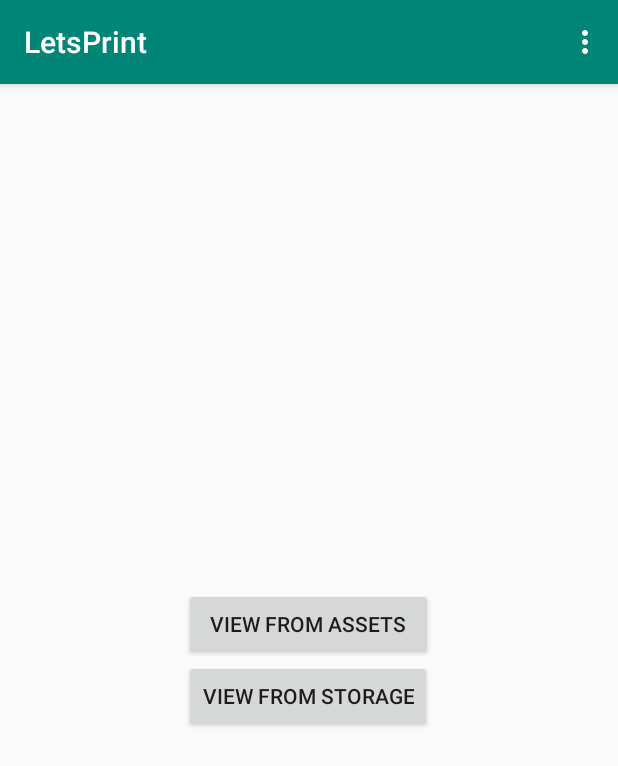
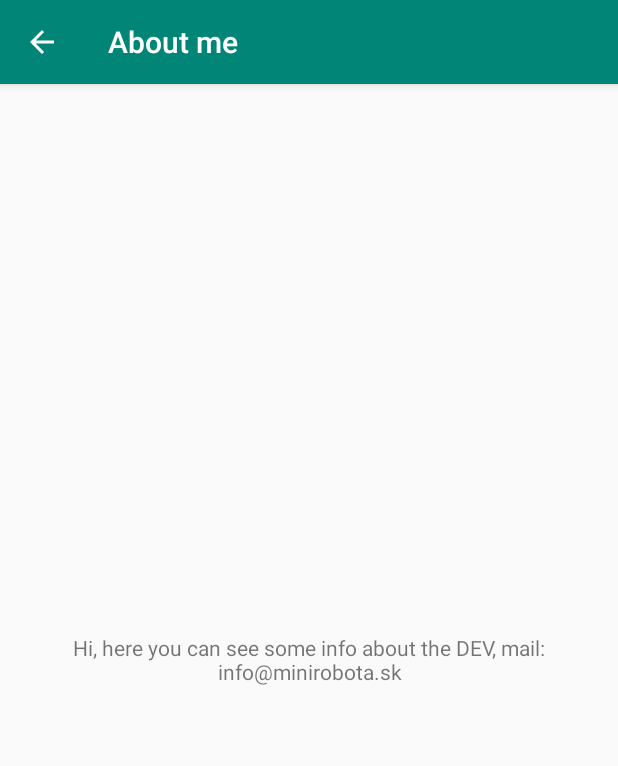
Before and after one commit to mincaeuro/LetsPrint, an Android app: the screen it shows after launch (MainActivity before the commit, AboutActivity after it), in the options menu, after a tap on "About", on a phone screen of 412 x 824 dp. Shown: the top 766 px of the screen. Run offline under Robolectric (Android 15) with nearby library versions, the phone set to English and light mode, and no system bars; libraries missing offline, so code that uses them is left out: com.karumi.dexter; 1 statement that could not run was skipped.

Commit message:
added about page and back arrows

```diff
--- a/app/src/main/AndroidManifest.xml
+++ b/app/src/main/AndroidManifest.xml
@@ -3,7 +3,6 @@
           package="com.example.letsprint">
 
     <uses-permission android:name="android.permission.INTERNET"/>
-
     <uses-permission android:name="android.permission.WRITE_EXTERNAL_STORAGE"/>
     <uses-permission android:name="android.permission.READ_EXTERNAL_STORAGE"/>
     <uses-permission android:name="android.permission.BLUETOOTH"/>
@@ -16,6 +15,8 @@
             android:supportsRtl="true"
             android:theme="@style/AppTheme"
             android:usesCleartextTraffic="true">
+        <activity android:name=".AboutActivity">
+        </activity>
         <activity android:name=".ViewActivity">
         </activity>
         <activity android:name=".MainActivity">
--- /dev/null
+++ b/app/src/main/java/com/example/letsprint/AboutActivity.kt
@@ -0,0 +1,22 @@
+package com.example.letsprint
+
+import android.support.v7.app.AppCompatActivity
+import android.os.Bundle
+
+class AboutActivity : AppCompatActivity() {
+
+    override fun onCreate(savedInstanceState: Bundle?) {
+        super.onCreate(savedInstanceState)
+        setContentView(R.layout.activity_about)
+
+        val actionbar = supportActionBar
+        actionbar!!.title = "About me"
+
+        actionbar.setDisplayHomeAsUpEnabled(true)
+    }
+
+    override fun onSupportNavigateUp(): Boolean {
+        onBackPressed()
+        return true
+    }
+}
--- a/app/src/main/java/com/example/letsprint/MainActivity.kt
+++ b/app/src/main/java/com/example/letsprint/MainActivity.kt
@@ -6,6 +6,7 @@ import android.bluetooth.BluetoothAdapter
 import android.content.Intent
 import android.support.v7.app.AppCompatActivity
 import android.os.Bundle
+import android.provider.Settings.ACTION_BLUETOOTH_SETTINGS
 import android.view.Menu
 import android.view.MenuItem
 import android.widget.Toast
@@ -28,11 +29,13 @@ class MainActivity : AppCompatActivity() {
         // Handle item selection
         return when (item.itemId) {
             R.id.about_link -> {
-                Toast.makeText(this@MainActivity, "Hi my name is..", Toast.LENGTH_SHORT).show()
+               // Toast.makeText(this@MainActivity, "Hi my name is..", Toast.LENGTH_SHORT).show()
+                startActivity(Intent(this@MainActivity, AboutActivity::class.java))
                 true
             }
             R.id.settings_link -> {
-                Toast.makeText(this@MainActivity, "Lets mess with your phone settings", Toast.LENGTH_SHORT).show()
+                startActivity(Intent(ACTION_BLUETOOTH_SETTINGS))
+                //Toast.makeText(this@MainActivity, "Lets mess with your phone settings", Toast.LENGTH_SHORT).show()
                 true
             }
             R.id.exit_link -> {
@@ -46,7 +49,6 @@ class MainActivity : AppCompatActivity() {
     companion object {
         private val PICK_PDF_CODE = 1000
     }
-
 
 
     override fun onCreate(savedInstanceState: Bundle?) {
@@ -78,7 +80,10 @@ class MainActivity : AppCompatActivity() {
             pdfIntent.addCategory(Intent.CATEGORY_OPENABLE)
             startActivityForResult(Intent.createChooser(pdfIntent,"Select PDF"), PICK_PDF_CODE)
         }
-
+     /**   if BluetoothAdapter.STATE_ON = true {
+            bt_name.text = BluetoothAdapter.ACTION_LOCAL_NAME_CHANGED
+        }
+     **/
 
     }
 
--- /dev/null
+++ b/app/src/main/res/layout/activity_about.xml
@@ -0,0 +1,19 @@
+<?xml version="1.0" encoding="utf-8"?>
+<RelativeLayout
+		xmlns:android="http://schemas.android.com/apk/res/android"
+		xmlns:tools="http://schemas.android.com/tools"
+		xmlns:app="http://schemas.android.com/apk/res-auto"
+		android:layout_width="match_parent"
+		android:layout_height="match_parent"
+		tools:context=".AboutActivity" android:textAlignment="center">
+
+	<TextView
+			android:layout_width="wrap_content"
+			android:layout_height="wrap_content"
+			android:textAlignment="center"
+			android:text="@string/about_me"
+			android:layout_centerHorizontal="true"
+			android:layout_centerVertical="true"
+			/>
+
+</RelativeLayout>
--- a/app/src/main/res/layout/activity_main.xml
+++ b/app/src/main/res/layout/activity_main.xml
@@ -14,6 +14,9 @@
 				android:layout_height="wrap_content"
 				android:text="@string/view_from_assets"/>
         <Button android:id="@+id/btn_view_storage" android:layout_width="wrap_content" android:layout_height="wrap_content" android:text="@string/view_from_storage"/>
+		<android.support.v7.widget.AppCompatTextView
+				android:layout_width="wrap_content"
+				android:layout_height="wrap_content" android:id="@+id/bt_name" android:text="@string/no_bt_device_connected"/>
     </LinearLayout>
 
 </RelativeLayout>
--- a/app/src/main/res/values/strings.xml
+++ b/app/src/main/res/values/strings.xml
@@ -1,5 +1,5 @@
 <resources>
-    <string name="app_name">LetsPrint</string>
+	<string name="app_name">LetsPrint</string>
 	<string name="about">About</string>
 	<string name="bt_settings">Settings</string>
 	<string name="exit">Exit</string>
@@ -7,4 +7,6 @@
 	<string name="attach_printer">Attach Printer</string>
 	<string name="view_from_assets">View From Assets</string>
 	<string name="view_from_storage">View From Storage</string>
+	<string name="no_bt_device_connected">no BT device connected</string>
+	<string name="about_me">Hi, here you can see some info about the DEV, mail: info@minirobota.sk</string>
 </resources>
```
Also changed, not shown: app/src/main/java/com/example/letsprint/ViewActivity.kt (+14 -6 lines).
